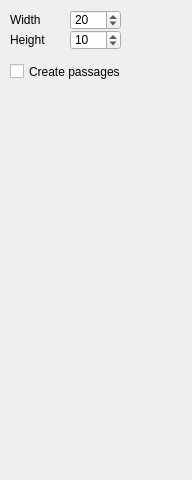
Above: Src/QtSfmlDemo/Demos/GridPrinter/GridPrinterDemoControls.ui from a7ecd22ff84d/Cpp before the change. Below: the same form after it.
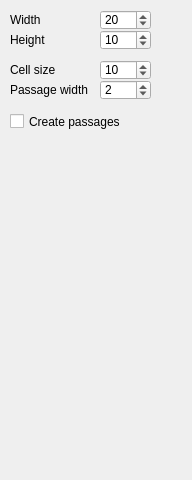
That is the form after the change.

Commit message: GridPrinter: Variable size of cells and passages

Patch:
```diff
--- a/Src/QtSfmlDemo/Demos/GridPrinter/GridPrinterDemoControls.ui
+++ b/Src/QtSfmlDemo/Demos/GridPrinter/GridPrinterDemoControls.ui
@@ -16,7 +16,7 @@
   <widget class="QSpinBox" name="width">
    <property name="geometry">
     <rect>
-     <x>70</x>
+     <x>100</x>
      <y>10</y>
      <width>51</width>
      <height>20</height>
@@ -61,7 +61,7 @@
   <widget class="QSpinBox" name="height">
    <property name="geometry">
     <rect>
-     <x>70</x>
+     <x>100</x>
      <y>30</y>
      <width>51</width>
      <height>20</height>
@@ -81,7 +81,7 @@
    <property name="geometry">
     <rect>
      <x>10</x>
-     <y>60</y>
+     <y>110</y>
      <width>141</width>
      <height>23</height>
     </rect>
@@ -90,6 +90,73 @@
     <string>Create passages</string>
    </property>
   </widget>
+  <widget class="QSpinBox" name="cellSize">
+   <property name="geometry">
+    <rect>
+     <x>100</x>
+     <y>60</y>
+     <width>51</width>
+     <height>20</height>
+    </rect>
+   </property>
+   <property name="minimum">
+    <number>1</number>
+   </property>
+   <property name="maximum">
+    <number>20</number>
+   </property>
+   <property name="value">
+    <number>10</number>
+   </property>
+  </widget>
+  <widget class="QLabel" name="cellSizeLabel">
+   <property name="geometry">
+    <rect>
+     <x>10</x>
+     <y>60</y>
+     <width>51</width>
+     <height>20</height>
+    </rect>
+   </property>
+   <property name="text">
+    <string>Cell size</string>
+   </property>
+  </widget>
+  <widget class="QLabel" name="passageWidthLabel">
+   <property name="geometry">
+    <rect>
+     <x>10</x>
+     <y>80</y>
+     <width>81</width>
+     <height>20</height>
+    </rect>
+   </property>
+   <property name="text">
+    <string>Passage width</string>
+   </property>
+  </widget>
+  <widget class="QSpinBox" name="passageWidth">
+   <property name="geometry">
+    <rect>
+     <x>100</x>
+     <y>80</y>
+     <width>51</width>
+     <height>20</height>
+    </rect>
+   </property>
+   <property name="minimum">
+    <number>1</number>
+   </property>
+   <property name="maximum">
+    <number>20</number>
+   </property>
+   <property name="value">
+    <number>2</number>
+   </property>
+   <property name="displayIntegerBase">
+    <number>10</number>
+   </property>
+  </widget>
  </widget>
  <resources/>
  <connections/>
```
The commit also changes 3 other files.
